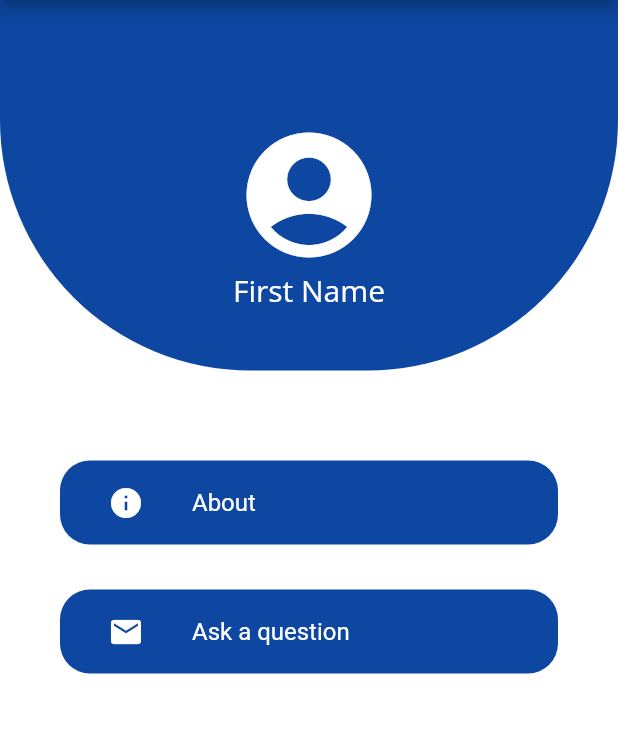
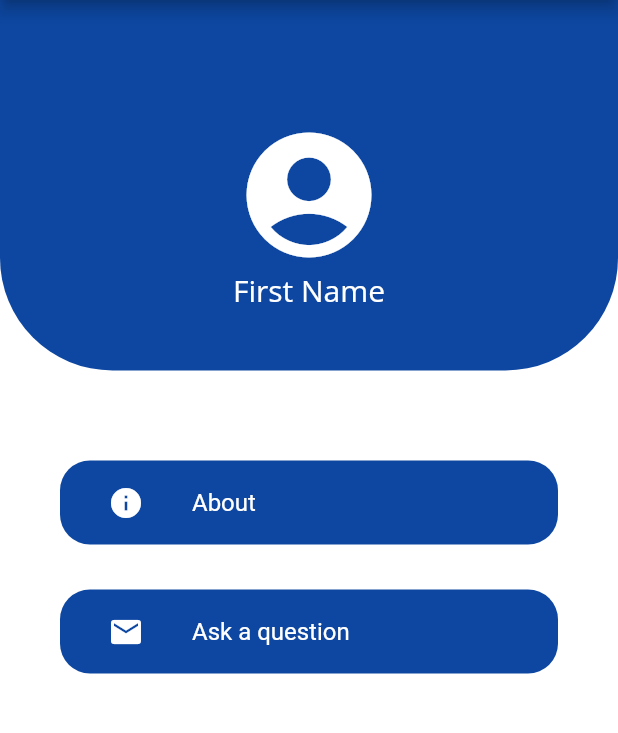
Before and after one commit to Z1Ranger/QCRI-Nutrition-Project, a Flutter app: the screen it shows after launch, after a tap on the "account circle" icon, on a phone screen of 412 x 824 dp, the part 84-817 px from its top. Run offline on Flutter 3.47's test engine with Material 2 defaults, Android fonts, the phone set to English and light mode, and no system bars; missing offline and left inert: flutter_plugin_pdf_viewer, speech_recognition; network calls fail.

Commit message:
modified the home page

```diff
--- a/siha_app/lib/home.dart
+++ b/siha_app/lib/home.dart
@@ -1,3 +1,4 @@
+import 'package:flutter/cupertino.dart';
 import 'package:flutter/material.dart';
 import 'discover_page.dart';
 import 'user_profile.dart';
@@ -5,10 +6,36 @@ import 'food_history.dart';
 import 'main.dart';
 import 'constants.dart';
 
+List<String> weekdays = [
+  'Sunday',
+  'Monday',
+  'Tuesday',
+  'Wednesday',
+  'Thursday',
+  'Friday',
+  'Saturday'
+];
+
+List<String> months = [
+  'January',
+  'February ',
+  'March',
+  'April',
+  'May',
+  'June',
+  'July',
+  'August',
+  'September',
+  'October',
+  'November',
+  'December'
+];
+
 class Home extends StatelessWidget {
   @override
   Widget build(BuildContext context) {
     return Scaffold(
+      backgroundColor: Colors.lightBlue[100],
       appBar: AppBar(
         backgroundColor: kMainThemeColor,
         title: Image.asset(
@@ -87,6 +114,87 @@ class Home extends StatelessWidget {
           ),
         ),
       ),
+      body: Column(
+        crossAxisAlignment: CrossAxisAlignment.stretch,
+        children: <Widget>[
+          Container(
+            color: Colors.blue[900],
+            height: 50,
+            child: Row(
+              mainAxisAlignment: MainAxisAlignment.center,
+              children: <Widget>[
+                Icon(
+                  Icons.chevron_left,
+                  color: Colors.white,
+                ),
+                SizedBox(
+                  width: 10,
+                ),
+                Icon(
+                  Icons.calendar_today,
+                  color: Colors.white,
+                ),
+                SizedBox(
+                  width: 10,
+                ),
+                Text(
+                  '${weekdays[DateTime.now().weekday % 7]}, ${DateTime.now().day} ${months[DateTime.now().month - 1]}',
+                  style: TextStyle(color: Colors.white),
+                ),
+                SizedBox(
+                  width: 10,
+                ),
+                Icon(
+                  Icons.chevron_right,
+                  color: Colors.white,
+                ),
+              ],
+            ),
+          ),
+          Container(
+            padding: EdgeInsets.only(top: 10, left: 50, right: 50),
+            color: Colors.white,
+            child: Container(
+              child: Column(
+                mainAxisAlignment: MainAxisAlignment.end,
+                children: <Widget>[
+                  Padding(
+                    padding: const EdgeInsets.all(8.0),
+                    child: Text(
+                      '0',
+                      style: TextStyle(fontSize: 30),
+                    ),
+                  ),
+                  Icon(
+                    Icons.whatshot,
+                    size: 30,
+                    color: Colors.red,
+                  ),
+                ],
+              ),
+              height: 200,
+              width: 200,
+              decoration: BoxDecoration(
+                image: DecorationImage(
+                  image: AssetImage(
+                    'images/wheel.PNG',
+                  ),
+                ),
+              ),
+            ),
+          ),
+          Container(
+            height: 60,
+            decoration: BoxDecoration(
+              color: Colors.white,
+              borderRadius: BorderRadius.only(
+                bottomLeft: Radius.circular(300),
+                bottomRight: Radius.circular(300),
+              ),
+            ),
+          )
+        ],
+      ),
     );
   }
 }
--- a/siha_app/lib/main.dart
+++ b/siha_app/lib/main.dart
@@ -161,7 +161,7 @@ class _FoodInputState extends State<FoodInput> {
                   _dateTime.day,
                   _timeOfDay.hour,
                   _timeOfDay.minute,
-                ).toString(),
+                ).toString().split('.')[0],
               ),
               RaisedButton(
                 child: Text('Pick a Date and Time'),
--- a/siha_app/lib/user_profile.dart
+++ b/siha_app/lib/user_profile.dart
@@ -52,8 +52,8 @@ class ProfilePage extends StatelessWidget {
                 decoration: BoxDecoration(
                   color: kMainThemeColor,
                   borderRadius: BorderRadius.only(
-                    bottomLeft: Radius.circular(400),
-                    bottomRight: Radius.circular(400),
+                    bottomLeft: Radius.circular(75),
+                    bottomRight: Radius.circular(75),
                   ),
                 ),
                 child: Column(
```
Also changed, not shown: siha_app/lib/food_history.dart (+32 -9 lines), siha_app/images/wheel.PNG (added).
